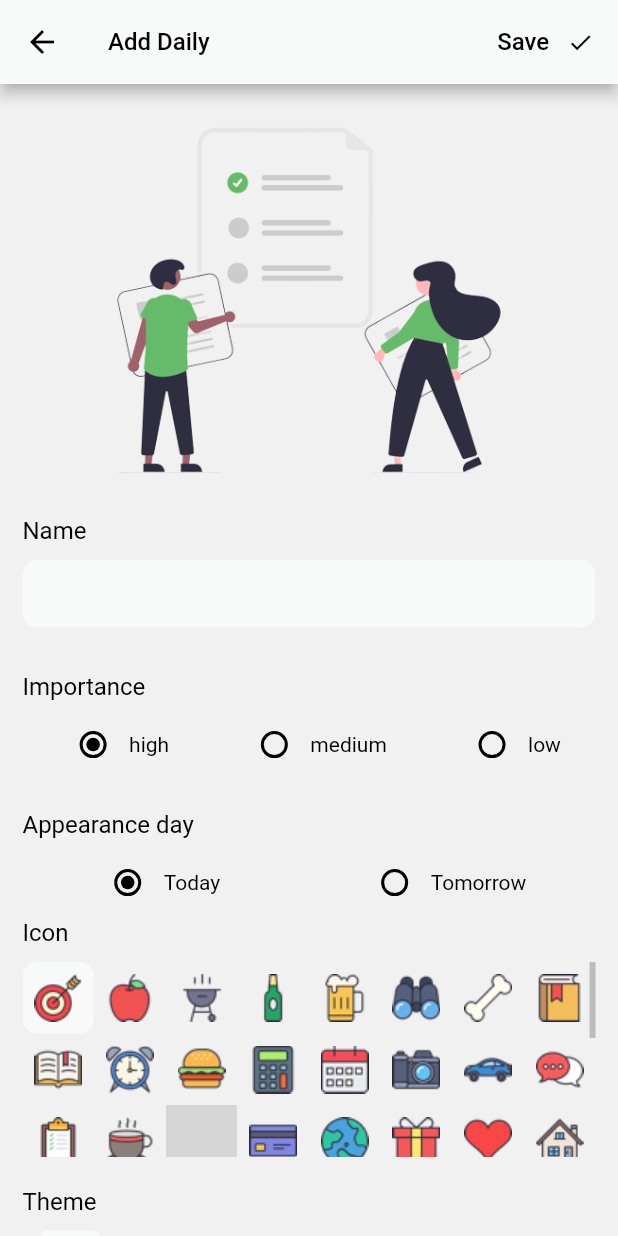
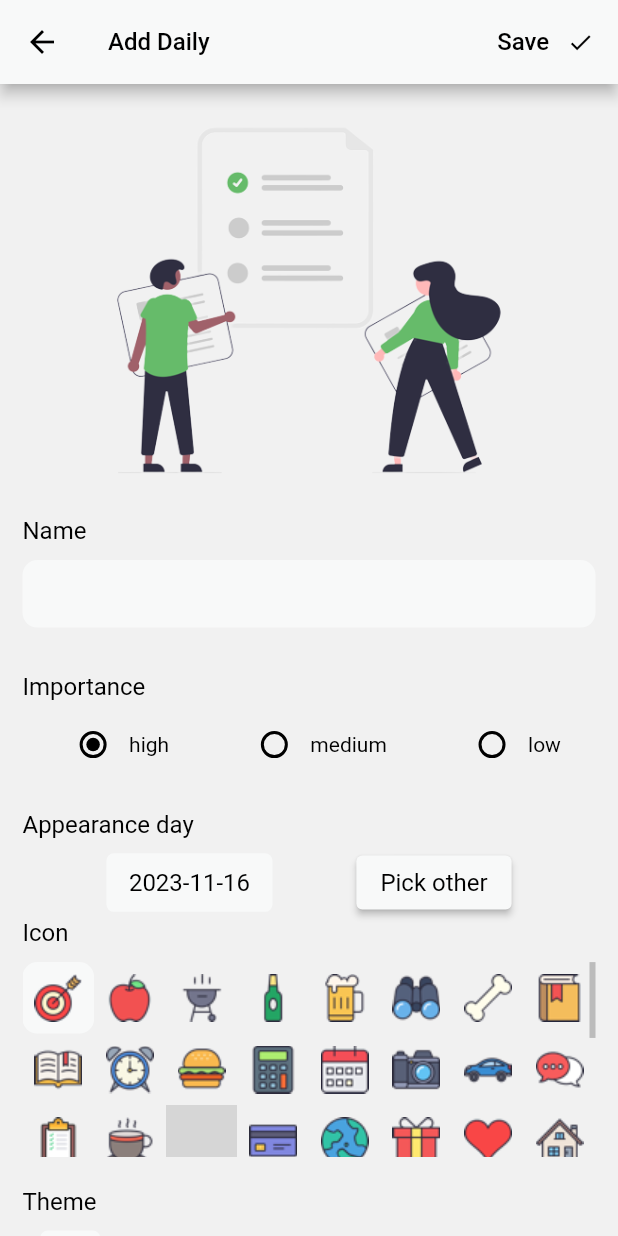
Before and after one commit to Zyza123/flyhi, a Flutter app: the screen it shows after launch, item 2 of the bottom bar chosen, after a tap on the "add" icon, on a phone screen of 412 x 824 dp. Run offline on Flutter 3.47's test engine with Material 2 defaults, Android fonts, the light colour scheme and no system bars; our stand-ins replace google_nav_bar, hive, ionicons, shared_preferences; accounts and stored records are empty; statements that could not run were skipped; grey boxes are pictures that could not be loaded.

Commit message:
poprawki - kalendarz
Dodanie kalendarza do addDaily na planowanie z wyprzedzeniem do 7 dni wprzód, dodanie różnych języków (czyli eng, pl) w zaleznosci od jezyka apki

```diff
--- a/lib/MenuPages/habit/addDaily.dart
+++ b/lib/MenuPages/habit/addDaily.dart
@@ -24,7 +24,8 @@ class _AddDailyState extends State<AddDaily> {
 
   late Box dailyTodos;
   String _weightValue = "wysoka";
-  String _dayValue = "dzisiaj";
+  DateTime _pickedDate = DateTime.now();
+  bool enabledDateButton = true;
   int imp = 0;
   bool do_once = true;
   int _iconValue = 0;
@@ -48,6 +49,7 @@ class _AddDailyState extends State<AddDaily> {
     String modified = dailyTodos.getAt(widget.editIndex).icon;
     modified = modified.substring(0,modified.length - 11);
     modified += '32x32.png';
+    enabledDateButton = false;
     _iconValue = customImagePaths.indexOf(modified);
     selectedColor = dailyTodos.getAt(widget.editIndex).dailyTheme;
     imp = dailyTodos.getAt(widget.editIndex).importance;
@@ -62,15 +64,32 @@ class _AddDailyState extends State<AddDaily> {
       return 2;}
     return 0;
   }
+
+  Future<void> _selectDate(BuildContext context, bool mode, String langmode) async {
+    final DateTime? picked = await showDatePicker(
+        context: context,
+        initialDate: _pickedDate,
+        locale: langmode == "ENG" ?  const Locale('en'): const Locale('pl'),
+        firstDate: DateTime.now(), // Ustala, że nie można wybrać daty wcześniejszej niż dzisiaj
+        lastDate: DateTime.now().add(Duration(days: 6)), // Ustal maksymalną dostępną datę
+        builder: (BuildContext? context, Widget? child){
+          return Theme(
+            data: mode == false ? ThemeData.light() : ThemeData.dark(),
+            child: child!,
+          );
+        }
+    );
+    if (picked != null && picked != _pickedDate) {
+      setState(() {
+        _pickedDate = picked;
+      });
+    }
+  }
+
   void addDuty(){
     int weightValue = getWeightValue();
     DailyTodos dt;
-    if(_dayValue == "Jutro" || _dayValue == "Tomorrow"){
-      dt = DailyTodos(tec.text, 'assets/images/ikona${_iconValue + 1}/128x128.png', "not done", DateTime.now().add(Duration(days: 1)), weightValue, selectedColor);
-    }
-    else{
-      dt = DailyTodos(tec.text, 'assets/images/ikona${_iconValue + 1}/128x128.png', "not done", DateTime.now(), weightValue, selectedColor);
-    }
+    dt = DailyTodos(tec.text, 'assets/images/ikona${_iconValue + 1}/128x128.png', "not done", _pickedDate, weightValue, selectedColor);
     dailyTodos.add(dt);
   }
 
@@ -80,10 +99,8 @@ class _AddDailyState extends State<AddDaily> {
     existingTodo.importance = getWeightValue();
     existingTodo.icon = 'assets/images/ikona${_iconValue + 1}/128x128.png';
     existingTodo.dailyTheme = selectedColor;
-    if(_dayValue == "Jutro" || _dayValue == "Tomorrow"){
-      existingTodo.date = existingTodo.date.add(Duration(days: 1));
-    }
-      dailyTodos.putAt(widget.editIndex, existingTodo);
+    existingTodo.date = _pickedDate;
+    dailyTodos.putAt(widget.editIndex, existingTodo);
   }
 
   @override
@@ -105,7 +122,6 @@ class _AddDailyState extends State<AddDaily> {
     texts.setTextLang(langChange.language);
     if(do_once){
       _weightValue = texts.addDailyImpList[imp];
-      _dayValue = texts.addDailyAppearToday;
       do_once = false;
     }
     return Scaffold(
@@ -294,41 +310,30 @@ class _AddDailyState extends State<AddDaily> {
                       Padding(
                         padding: const EdgeInsets.only(top: 5),
                         child: Row(
-                          mainAxisAlignment: MainAxisAlignment.spaceAround,
+                          mainAxisAlignment: MainAxisAlignment.spaceEvenly,
                           children: [
-                            Row(
-                              children: [
-                                Radio<String>(
-                                  value: texts.addDailyAppearToday,
-                                  groupValue: _dayValue, // Ustaw stan wyboru
-                                  onChanged: (value) {
-                                    setState(() {
-                                      _dayValue = value!;
-                                    });
-                                  },
-                                  activeColor: styles.classicFont,
-                                  fillColor: MaterialStateColor.resolveWith((states) => styles.classicFont),
+                            Container(
+                              padding: EdgeInsets.symmetric(horizontal: 15,vertical: 10),
+                              alignment: Alignment.center,
+                              decoration: BoxDecoration(
+                                color: styles.elementsInBg,
+                                borderRadius: BorderRadius.circular(5.0),
+                              ),
+                              child: Text(
+                                "${_pickedDate.toLocal()}".split(' ')[0],
+                                style: TextStyle(fontSize: 16, color: styles.classicFont),
+                              ),
+                            ),
+                            Opacity(
+                              opacity: enabledDateButton == true ? 1.0 : 0.5,
+                              child: ElevatedButton(
+                                onPressed: enabledDateButton == true?  () => _selectDate(context,themeChange.darkTheme, langChange.language) : null,
+                                child: Text(texts.addHabitPickDate,style: TextStyle(color: styles.classicFont,fontSize: 16,
+                                    fontWeight: FontWeight.w400),),
+                                style: ButtonStyle(
+                                  backgroundColor: MaterialStateProperty.all(styles.elementsInBg),
                                 ),
-                                Text(texts.addDailyAppearToday, style: TextStyle(fontSize: 14,
-                                    color: styles.classicFont)),
-                              ],
-                            ),
-                            Row(
-                              children: [
-                                Radio<String>(
-                                  value: texts.addDailyAppearTomorrow,
-                                  groupValue: _dayValue, // Ustaw stan wyboru
-                                  onChanged: (value) {
-                                    setState(() {
-                                      _dayValue = value!;
-                                    });
-                                  },
-                                  activeColor: styles.classicFont,
-                                  fillColor: MaterialStateColor.resolveWith((states) => styles.classicFont),
-                                ),
-                                Text(texts.addDailyAppearTomorrow, style: TextStyle(fontSize: 14,
-                                    color: styles.classicFont)),
-                              ],
+                              ),
                             ),
                           ],
                         ),
--- a/lib/MenuPages/habit/addHabit.dart
+++ b/lib/MenuPages/habit/addHabit.dart
@@ -55,10 +55,11 @@ class _AddHabitState extends State<AddHabit> {
     dailyHabits.add(ht);
   }
 
-  Future<void> _selectDate(BuildContext context, bool mode) async {
+  Future<void> _selectDate(BuildContext context, bool mode, String langmode) async {
     final DateTime? picked = await showDatePicker(
       context: context,
       initialDate: _pickedDate,
+        locale: langmode == "ENG" ?  const Locale('en'): const Locale('pl'),
       firstDate: DateTime.now(), // Ustala, że nie można wybrać daty wcześniejszej niż dzisiaj
       lastDate: DateTime.now().add(Duration(days: 30)), // Ustal maksymalną dostępną datę
       builder: (BuildContext? context, Widget? child){
@@ -284,7 +285,7 @@ class _AddHabitState extends State<AddHabit> {
                             Opacity(
                               opacity: enabledDateButton == true ? 1.0 : 0.5,
                               child: ElevatedButton(
-                                onPressed: enabledDateButton == true?  () => _selectDate(context,themeChange.darkTheme) : null,
+                                onPressed: enabledDateButton == true?  () => _selectDate(context,themeChange.darkTheme, langChange.language) : null,
                                 child: Text(texts.addHabitPickDate,style: TextStyle(color: styles.classicFont,fontSize: 16,
                                     fontWeight: FontWeight.w400),),
                                 style: ButtonStyle(
--- a/lib/main.dart
+++ b/lib/main.dart
@@ -1,4 +1,5 @@
 import 'package:flutter/material.dart';
+import 'package:flutter_localizations/flutter_localizations.dart';
 import 'package:flyhi/HiveClasses/Achievements.dart';
 import 'package:flyhi/HiveClasses/DailyTodos.dart';
 import 'package:flyhi/HiveClasses/HabitArchive.dart';
@@ -85,6 +86,15 @@ class _MainAppRouteState extends State<MainAppRoute> {
             print('wartosc pod:');
             print(themeValue.darkTheme);
             return MaterialApp(
+              localizationsDelegates: [
+                GlobalMaterialLocalizations.delegate,
+                GlobalWidgetsLocalizations.delegate,
+                GlobalCupertinoLocalizations.delegate,
+              ],
+              supportedLocales: [
+                Locale('en'),
+                Locale('pl'),
+              ],
               debugShowCheckedModeBanner: false,
               home: Scaffold(
                 body: SafeArea(
--- a/pubspec.yaml
+++ b/pubspec.yaml
@@ -46,6 +46,9 @@ dependencies:
   path_provider: ^2.1.1
   intl: ^0.18.1
   transparent_image: ^2.0.1
+  flutter_localization: ^0.1.14
+  flutter_localizations:
+    sdk: flutter
 
 dev_dependencies:
   flutter_test:
```
Also changed, not shown: pubspec.lock.
